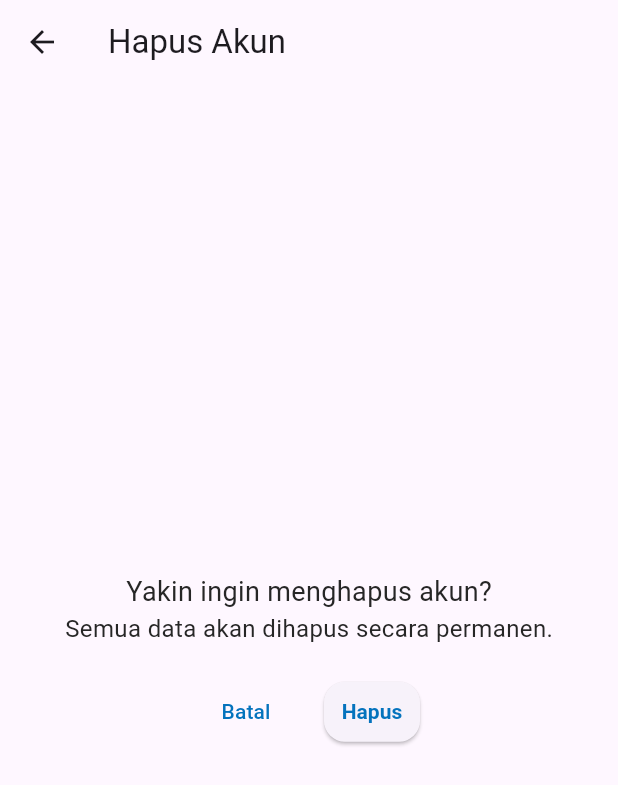
After one commit to muyufar/AndiMobilePublisher, a Flutter app: the DeleteAccountView screen opened directly, on a phone screen of 412 x 824 dp. The commit adds this screen. Shown: the top 785 px of the screen. Run offline on Flutter 3.47's test engine with Material 3 defaults, Android fonts, the phone set to English and light mode, and no system bars; our stand-ins replace badges, cached_network_image, carousel_slider, connectivity_plus, dio, flutter_countdown_timer and 12 more; missing offline and left inert: animated_button, dart:ffi, flutter_downloader, flutter_inappwebview, flutter_windowmanager, syncfusion_flutter_pdfviewer; accounts and stored records are empty; network calls fail.

Commit message:
update upload ios 2

```diff
--- a/lib/presentation/ebook_kategori_list/ebook_kategori_list.screen.dart
+++ b/lib/presentation/ebook_kategori_list/ebook_kategori_list.screen.dart
@@ -56,7 +56,7 @@ class EbookKategoriListScreen extends GetView<EbookKategoriListController> {
                 gridDelegate: SliverGridDelegateWithMaxCrossAxisExtent(
                   maxCrossAxisExtent: 131,
                   childAspectRatio: 1 / 1,
-                  mainAxisExtent: Get.height / 2.8,
+                  mainAxisExtent: Get.height / 3.6,
                   mainAxisSpacing: 0,
                 ),
                 itemCount: data.value?.value.length ?? 0,
--- a/lib/presentation/ebook_penerbit_list/ebook_penerbit_list.screen.dart
+++ b/lib/presentation/ebook_penerbit_list/ebook_penerbit_list.screen.dart
@@ -55,7 +55,7 @@ class EbookPenerbitListScreen extends GetView<EbookPenerbitListController> {
                 gridDelegate: SliverGridDelegateWithMaxCrossAxisExtent(
                   maxCrossAxisExtent: 131,
                   childAspectRatio: 1 / 1,
-                  mainAxisExtent: Get.height / 2.8,
+                  mainAxisExtent: Get.height / 3.6,
                   mainAxisSpacing: 0,
                 ),
                 itemCount: data.value?.value.length ?? 0,
--- a/lib/presentation/ebook_viewall/ebook_viewall.screen.dart
+++ b/lib/presentation/ebook_viewall/ebook_viewall.screen.dart
@@ -60,7 +60,7 @@ class EbookViewallScreen extends GetView<EbookViewallController> {
                 gridDelegate: SliverGridDelegateWithMaxCrossAxisExtent(
                   maxCrossAxisExtent: 131,
                   childAspectRatio: 1 / 1,
-                  mainAxisExtent: Get.height / 2.8,
+                  mainAxisExtent: Get.height / 3.6,
                   mainAxisSpacing: 0,
                 ),
                 itemCount: data.value?.value.length ?? 0,
--- a/lib/presentation/ebook_viewall_terlaris/ebook_viewall_terlaris.screen.dart
+++ b/lib/presentation/ebook_viewall_terlaris/ebook_viewall_terlaris.screen.dart
@@ -62,7 +62,7 @@ class EbookViewallTerlarisScreen extends GetView<EbookViewallTerlarisController>
                 gridDelegate: SliverGridDelegateWithMaxCrossAxisExtent(
                   maxCrossAxisExtent: 131,
                   childAspectRatio: 1 / 1,
-                  mainAxisExtent: Get.height / 2.8,
+                  mainAxisExtent: Get.height / 3.6,
                   mainAxisSpacing: 0,
                 ),
                 itemCount: data.value?.value.length ?? 0,
--- a/lib/presentation/login/login.screen.dart
+++ b/lib/presentation/login/login.screen.dart
@@ -85,6 +85,7 @@ class LoginScreen extends GetView<LoginController> {
                           //           Get.toNamed(Routes.FORGOT_PASSWORD),
                           //       child: const Text('Lupa Kata Sandi')),
                           // ),
+                          SizedBox(height: 10,),
                           SizedBox(
                             width: Get.width,
                             child: ElevatedButton(
--- /dev/null
+++ b/lib/presentation/profile/konten/delete_akun.dart
@@ -0,0 +1,74 @@
+import 'package:andipublisher/infrastructure/navigation/routes.dart';
+import 'package:andipublisher/presentation/profile/controllers/profile.controller.dart';
+import 'package:flutter/material.dart';
+import 'package:get/get.dart';
+import 'package:get/get_core/src/get_main.dart';
+import 'package:get/get_state_manager/src/simple/get_view.dart';
+
+class DeleteAccountView extends GetView<ProfileController> {
+  @override
+  Widget build(BuildContext context) {
+    return Scaffold(
+      appBar: AppBar(
+        title: Text('Hapus Akun'),
+      ),
+      body: Center(
+        child: Column(
+          mainAxisAlignment: MainAxisAlignment.center,
+          children: [
+            Text(
+              'Yakin ingin menghapus akun?',
+              style: TextStyle(fontSize: 18),
+            ),
+            Text(
+              'Semua data akan dihapus secara permanen.',
+              style: TextStyle(fontSize: 16),
+            ),
+            SizedBox(height: 20),
+            Row(
+              mainAxisAlignment: MainAxisAlignment.center,
+              children: [
+                TextButton(
+                  child: Text('Batal'),
+                  onPressed: () => Get.back(),
+                ),
+                SizedBox(width: 20),
+                ElevatedButton(
+                  child: Text('Hapus'),
+                  onPressed: () async {
+                    // Show loading indicator
+                    showDialog(
+                        context: context,
+                        builder: (context) => AlertDialog(
+                            content: SizedBox(
+                                height: 100,
+                                child: Center(
+                                    child: CircularProgressIndicator()))));
+
+                    // Call delete account function
+                    await controller.onTapDeleteAccount();
+
+                    // Close loading indicator
+                    Get.back();
+
+                    // Show success message
+                    Get.snackbar(
+                      'Berhasil',
+                      'Akun Anda berhasil dihapus.',
+                      backgroundColor: Colors.green,
+                      colorText: Colors.white,
+                    );
+
+                    // Logout and navigate to login screen
+                    controller.onTapLogout();
+                    Get.offAllNamed(Routes.LOGIN);
+                  },
+                ),
+              ],
+            ),
+          ],
+        ),
+      ),
+    );
+  }
+}
--- a/lib/presentation/rakbuku/views/rakbuku_beli.dart
+++ b/lib/presentation/rakbuku/views/rakbuku_beli.dart
@@ -53,7 +53,7 @@ Widget _buildRakBukuList(List<RakBukuModel> rakBukuList) {
           gridDelegate: SliverGridDelegateWithMaxCrossAxisExtent(
             maxCrossAxisExtent: 131,
             childAspectRatio: 1 / 1,
-            mainAxisExtent: Get.height / 3.4,
+            mainAxisExtent: Get.height / 4.6,
             mainAxisSpacing: 0,
           ),
           itemCount: rakBukuList.length,
--- a/pubspec.yaml
+++ b/pubspec.yaml
@@ -1,5 +1,5 @@
 name: andipublisher
-version: 2.0.2+2
+version: 3.0.3+3
 publish_to: none
 description: A new Flutter project.
 environment:
```
Also changed, not shown: lib/app/data/services/user_service.dart (+13 -5 lines), lib/presentation/profile/controllers/profile.controller.dart (+46 -0 lines), lib/presentation/profile/views/profile_options_view.dart (+14 -0 lines), lib/presentation/register/register.screen.dart (+18 -7 lines), 53 other files.
